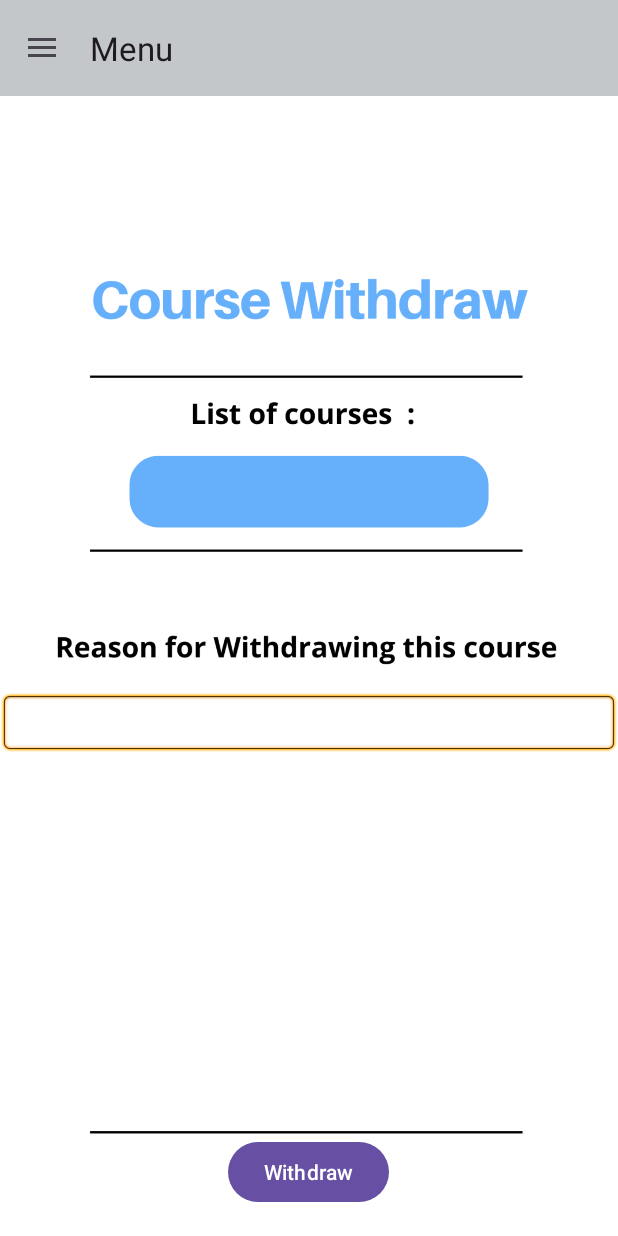
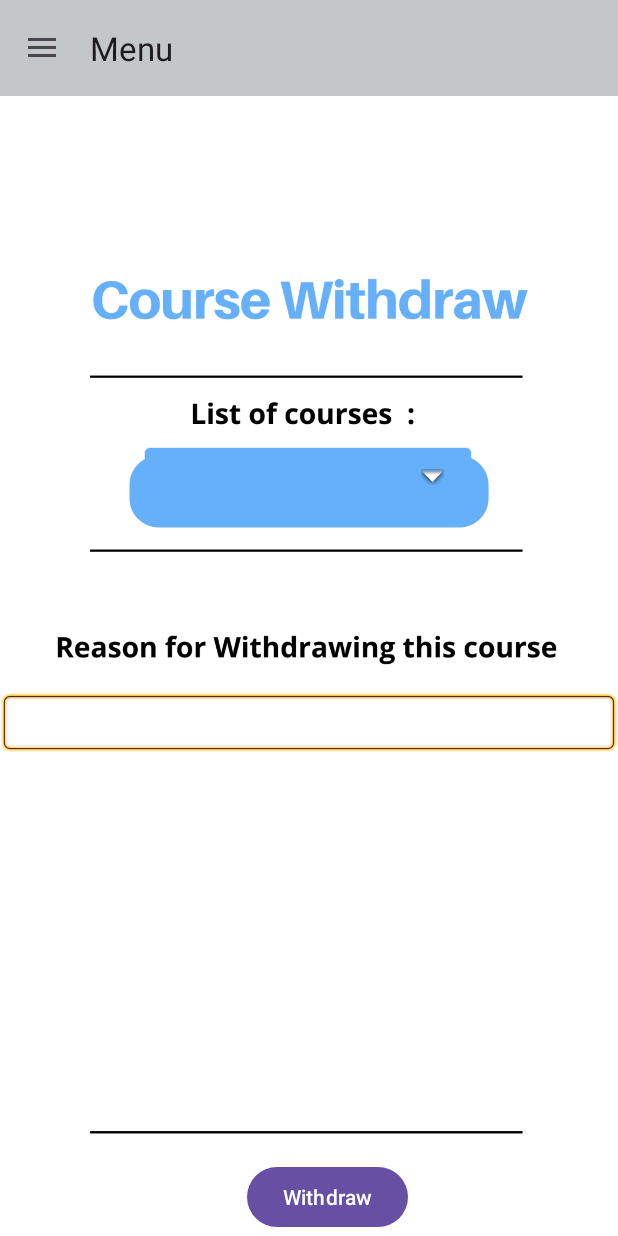
Before and after one commit to qayssafa/AndriodLab_Project1, an Android app: the CourseWithdrawActivity screen opened directly, with no data from a screen before it, on a phone screen of 412 x 824 dp. Run offline under Robolectric (Android 15) with nearby library versions, the phone set to English and light mode, and no system bars.

Commit message:
CourseWithdrawActivity list added

```diff
--- a/app/src/main/res/layout/activity_course_withdraw.xml
+++ b/app/src/main/res/layout/activity_course_withdraw.xml
@@ -39,6 +39,22 @@
         app:layout_constraintTop_toTopOf="parent"
         app:layout_constraintVertical_bias="0.589" />
 
+    <TextView
+        android:id="@+id/list"
+        android:layout_width="224dp"
+        android:layout_height="44dp"
+        android:background="@android:drawable/editbox_background"
+        android:backgroundTint="#65affb"
+        android:drawableEnd="@android:drawable/arrow_down_float"
+        android:drawablePadding="16dp"
+        android:padding="21dp"
+        app:layout_constraintBottom_toBottomOf="parent"
+        app:layout_constraintEnd_toEndOf="parent"
+        app:layout_constraintHorizontal_bias="0.497"
+        app:layout_constraintStart_toStartOf="parent"
+        app:layout_constraintTop_toTopOf="parent"
+        app:layout_constraintVertical_bias="0.379" />
+
     <Button
         android:id="@+id/SubmitWithdraw"
         android:layout_width="wrap_content"
@@ -46,8 +62,8 @@
         android:text="Withdraw"
         app:layout_constraintBottom_toBottomOf="parent"
         app:layout_constraintEnd_toEndOf="parent"
-        app:layout_constraintHorizontal_bias="0.498"
+        app:layout_constraintHorizontal_bias="0.541"
         app:layout_constraintStart_toStartOf="parent"
         app:layout_constraintTop_toTopOf="parent"
-        app:layout_constraintVertical_bias="0.976" />
+        app:layout_constraintVertical_bias="0.997" />
 </androidx.constraintlayout.widget.ConstraintLayout>
```
